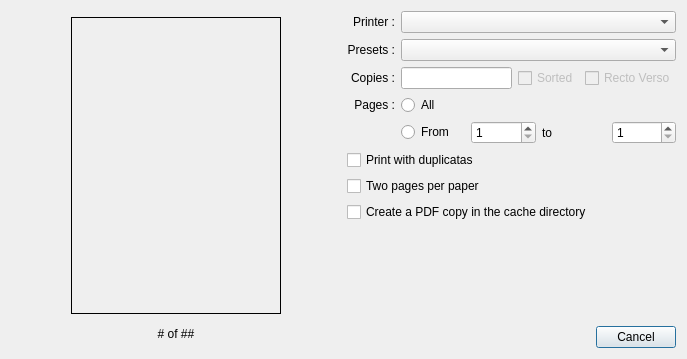
This is plugins/printerplugin/printdialog.ui in FreeHealth/freehealth as Qt 5 draws it before an edit. The edited form follows.
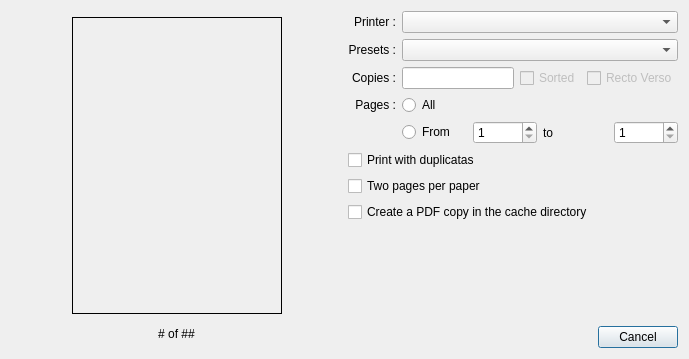
This is the edited form.

```diff
--- a/plugins/printerplugin/printdialog.ui
+++ b/plugins/printerplugin/printdialog.ui
@@ -9,7 +9,7 @@
    <rect>
     <x>0</x>
     <y>0</y>
-    <width>687</width>
+    <width>689</width>
     <height>359</height>
    </rect>
   </property>
```
Left out of the diff: 2 changed lines with no effect on the pictures.
